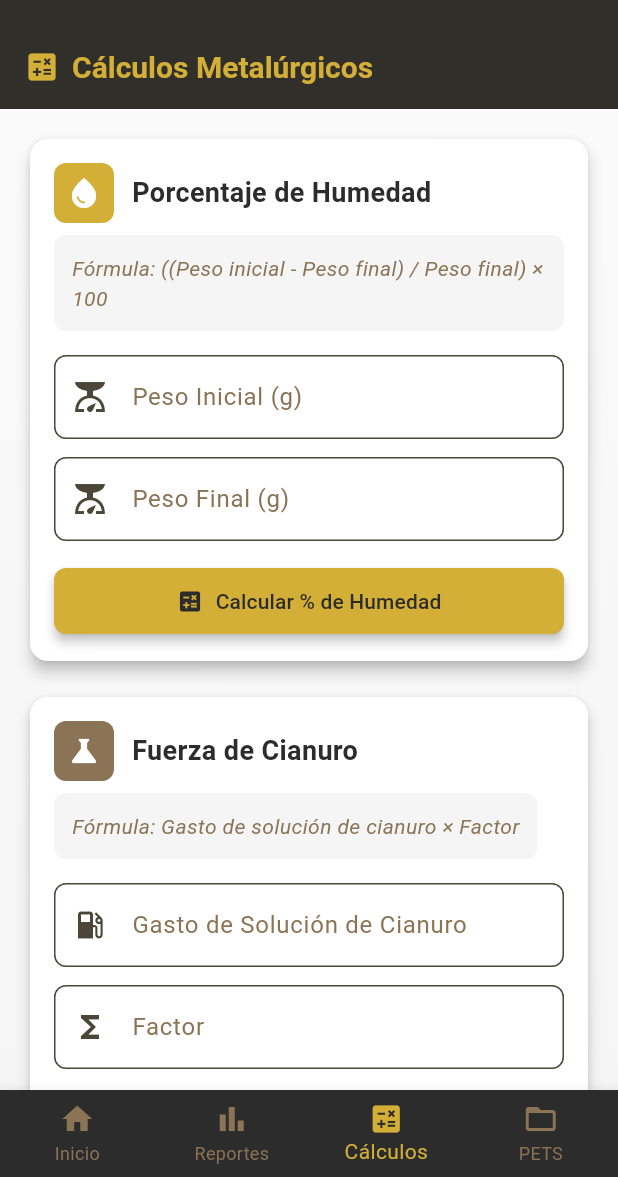
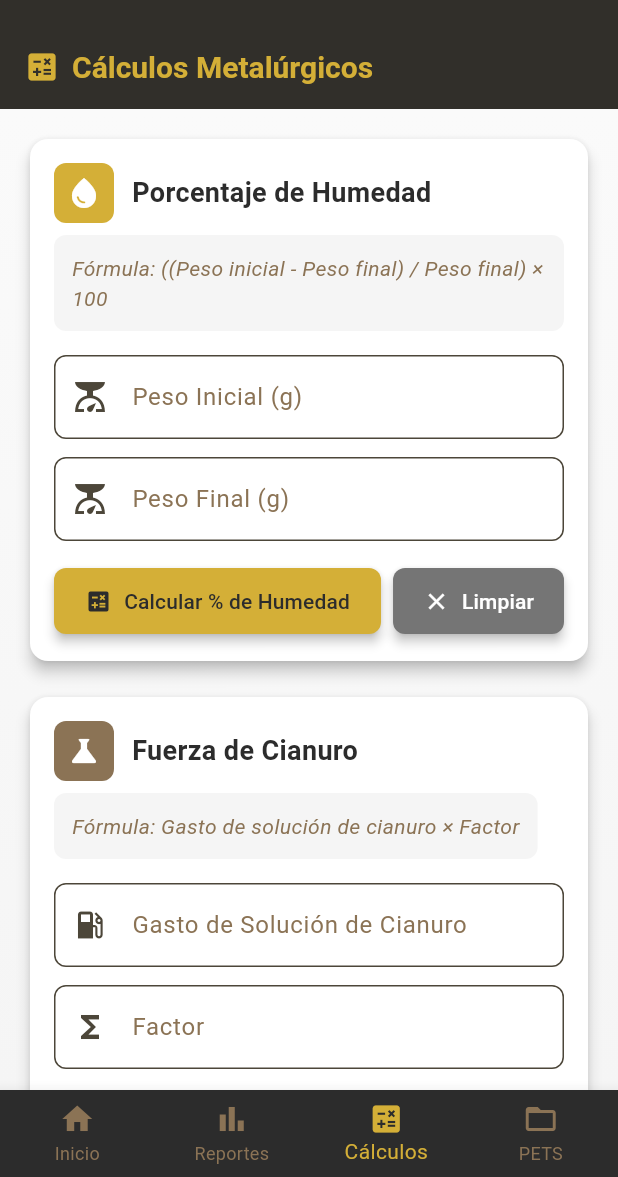
Before and after one commit to Ro-72/Minera, a Flutter app: the screen it shows after launch, item 3 of the bottom bar chosen, on a phone screen of 412 x 824 dp, the part 59-1236 px from its top. Run offline on Flutter 3.47's test engine with Material 3 defaults, Android fonts, the phone set to English and light mode, and no system bars; our stand-ins replace firebase_auth, firebase_core; accounts and stored records are empty.

Commit message:
Update calculos_met_page.dart

```diff
--- a/lib/pages/calculos_met_page.dart
+++ b/lib/pages/calculos_met_page.dart
@@ -54,6 +54,30 @@ class _CalculosMetPageState extends State<CalculosMetPage> {
         resultadoPorcentajeCianuro = (fuerzaCianuro / 100) * volumenMuestra;
       });
     }
+  }
+
+  void limpiarHumedad() {
+    setState(() {
+      pesoInicialController.clear();
+      pesoFinalController.clear();
+      resultadoHumedad = null;
+    });
+  }
+
+  void limpiarFuerzaCianuro() {
+    setState(() {
+      gastoSolucionController.clear();
+      factorController.clear();
+      resultadoFuerzaCianuro = null;
+    });
+  }
+
+  void limpiarPorcentajeCianuro() {
+    setState(() {
+      fuerzaCianuroController.clear();
+      volumenMuestraController.clear();
+      resultadoPorcentajeCianuro = null;
+    });
   }
 
   @override
@@ -149,13 +173,26 @@ class _CalculosMetPageState extends State<CalculosMetPage> {
                         keyboardType: TextInputType.number,
                       ),
                       const SizedBox(height: 16),
-                      SizedBox(
-                        width: double.infinity,
+                      Row(
+                        children: [
+                          Expanded(
                             child: ElevatedButton.icon(
                               onPressed: calcularHumedad,
                               icon: const Icon(Icons.calculate),
                               label: const Text('Calcular % de Humedad'),
                             ),
+                          ),
+                          const SizedBox(width: 8),
+                          ElevatedButton.icon(
+                            onPressed: limpiarHumedad,
+                            icon: const Icon(Icons.clear),
+                            label: const Text('Limpiar'),
+                            style: ElevatedButton.styleFrom(
+                              backgroundColor: Colors.grey.shade600,
+                              foregroundColor: Colors.white,
+                            ),
+                          ),
+                        ],
                       ),
                       if (resultadoHumedad != null) ...[
                         const SizedBox(height: 16),
@@ -262,8 +299,9 @@ class _CalculosMetPageState extends State<CalculosMetPage> {
                         keyboardType: TextInputType.number,
                       ),
                       const SizedBox(height: 16),
-                      SizedBox(
-                        width: double.infinity,
+                      Row(
+                        children: [
+                          Expanded(
                             child: ElevatedButton.icon(
                               onPressed: calcularFuerzaCianuro,
                               icon: const Icon(Icons.calculate),
@@ -273,6 +311,18 @@ class _CalculosMetPageState extends State<CalculosMetPage> {
                                 foregroundColor: Colors.white,
                               ),
                             ),
+                          ),
+                          const SizedBox(width: 8),
+                          ElevatedButton.icon(
+                            onPressed: limpiarFuerzaCianuro,
+                            icon: const Icon(Icons.clear),
+                            label: const Text('Limpiar'),
+                            style: ElevatedButton.styleFrom(
+                              backgroundColor: Colors.grey.shade600,
+                              foregroundColor: Colors.white,
+                            ),
+                          ),
+                        ],
                       ),
                       if (resultadoFuerzaCianuro != null) ...[
                         const SizedBox(height: 16),
@@ -379,8 +429,9 @@ class _CalculosMetPageState extends State<CalculosMetPage> {
                         keyboardType: TextInputType.number,
                       ),
                       const SizedBox(height: 16),
-                      SizedBox(
-                        width: double.infinity,
+                      Row(
+                        children: [
+                          Expanded(
                             child: ElevatedButton.icon(
                               onPressed: calcularPorcentajeCianuro,
                               icon: const Icon(Icons.calculate),
@@ -390,6 +441,18 @@ class _CalculosMetPageState extends State<CalculosMetPage> {
                                 foregroundColor: Colors.white,
                               ),
                             ),
+                          ),
+                          const SizedBox(width: 8),
+                          ElevatedButton.icon(
+                            onPressed: limpiarPorcentajeCianuro,
+                            icon: const Icon(Icons.clear),
+                            label: const Text('Limpiar'),
+                            style: ElevatedButton.styleFrom(
+                              backgroundColor: Colors.grey.shade600,
+                              foregroundColor: Colors.white,
+                            ),
+                          ),
+                        ],
                       ),
                       if (resultadoPorcentajeCianuro != null) ...[
                         const SizedBox(height: 16),
```
Lines whose indentation alone changed are shown as unchanged.
